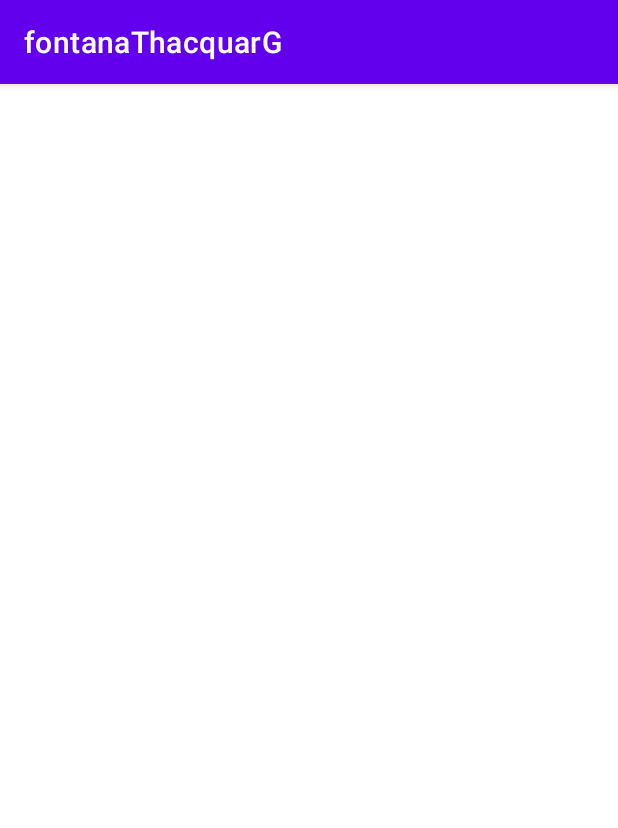
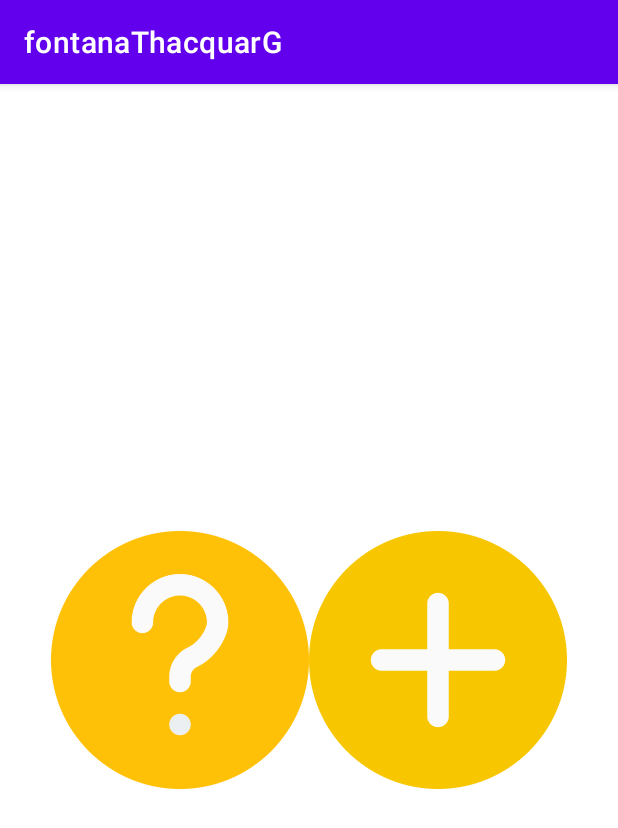
Before and after one commit to Tohsakie/IslaFun, an Android app: the CultureActivity screen opened directly, with no data from a screen before it, on a phone screen of 412 x 824 dp. Shown: the top 828 px of the screen. Run offline under Robolectric (Android 15) with nearby library versions, the phone set to English and light mode, and no system bars.

Commit message:
ajout de question

```diff
--- a/fontanaThacquarG/app/src/main/AndroidManifest.xml
+++ b/fontanaThacquarG/app/src/main/AndroidManifest.xml
@@ -9,8 +9,9 @@
         android:roundIcon="@mipmap/ic_launcher_round"
         android:supportsRtl="true"
         android:theme="@style/Theme.FontanaThacquarG">
-        <activity android:name=".culture.CultureExerciceActivity"></activity>
-        <activity android:name=".culture.CultureActivity" />
+        <activity android:name=".culture.CultureActivity"></activity>
+        <activity android:name=".culture.AddQuestionActivity" />
+        <activity android:name=".culture.CultureExerciceActivity" />
         <activity android:name=".AddUserActivity" />
         <activity android:name=".math.ResultatActivity" />
         <activity android:name=".math.ExerciceAdditionActivity" />
--- a/fontanaThacquarG/app/src/main/java/com/example/fontanathacquarg/culture/CultureExerciceActivity.java
+++ b/fontanaThacquarG/app/src/main/java/com/example/fontanathacquarg/culture/CultureExerciceActivity.java
@@ -66,7 +66,7 @@ public class CultureExerciceActivity extends AppCompatActivity {
     public void valider(View view){
 
         RadioGroup radioGroup = findViewById(R.id.radio_groupe);
-
+        radioGroup.clearCheck();
         switch (bonneRep){
             case 0:
                 if (radioGroup.getCheckedRadioButtonId() == R.id.rep1){
@@ -82,11 +82,9 @@ public class CultureExerciceActivity extends AppCompatActivity {
                 }
         }
         updateQuestion();
-
     }
 
     public void updateQuestion(){
-
 
 
         if(cultureList.size() >= round){
--- a/fontanaThacquarG/app/src/main/res/layout/activity_culture.xml
+++ b/fontanaThacquarG/app/src/main/res/layout/activity_culture.xml
@@ -1,9 +1,44 @@
 <?xml version="1.0" encoding="utf-8"?>
-<androidx.constraintlayout.widget.ConstraintLayout xmlns:android="http://schemas.android.com/apk/res/android"
+<LinearLayout xmlns:android="http://schemas.android.com/apk/res/android"
     xmlns:app="http://schemas.android.com/apk/res-auto"
     xmlns:tools="http://schemas.android.com/tools"
     android:layout_width="match_parent"
     android:layout_height="match_parent"
-    tools:context=".culture.CultureActivity">
+    tools:context=".ActivityChoice">
 
-</androidx.constraintlayout.widget.ConstraintLayout>
+
+    <LinearLayout
+        android:layout_width="match_parent"
+        android:layout_height="match_parent"
+        android:gravity="center"
+        android:orientation="horizontal"
+        tools:layout_editor_absoluteX="59dp"
+        tools:layout_editor_absoluteY="30dp"
+        tools:ignore="UselessParent">
+
+        <ImageView
+            android:id="@+id/literatureButton"
+            android:layout_width="wrap_content"
+            android:layout_height="wrap_content"
+            android:adjustViewBounds="true"
+            android:maxHeight="172dp"
+            android:onClick="onExerciceQuestion"
+            android:scaleType="fitCenter"
+            android:src="@drawable/question"
+            tools:ignore="OnClick"
+            android:contentDescription="TODO" />
+
+        <ImageView
+            android:id="@+id/add_question"
+            android:layout_width="wrap_content"
+            android:layout_height="wrap_content"
+            android:adjustViewBounds="true"
+            android:maxHeight="172dp"
+            android:onClick="onAddQuestion"
+            android:scaleType="fitCenter"
+            android:src="@drawable/addquestion"
+            tools:ignore="OnClick" />
+
+    </LinearLayout>
+
+</LinearLayout>
```
Also changed, not shown: fontanaThacquarG/app/src/main/java/com/example/fontanathacquarg/ActivityChoice.java (+6 -4 lines), fontanaThacquarG/app/src/main/java/com/example/fontanathacquarg/MainActivity.java (+38 -33 lines), fontanaThacquarG/app/src/main/java/com/example/fontanathacquarg/culture/AddQuestionActivity.java (added, +52 -0 lines), fontanaThacquarG/app/src/main/java/com/example/fontanathacquarg/culture/CultureActivity.java (+19 -9 lines), fontanaThacquarG/app/src/main/java/com/example/fontanathacquarg/data/CultureDAO.java (+9 -3 lines), fontanaThacquarG/app/src/main/res/layout/activity_add_question.xml (added, +69 -0 lines), fontanaThacquarG/app/src/main/res/drawable/addquestion.png (added), fontanaThacquarG/app/src/main/res/drawable/question.png (added).
